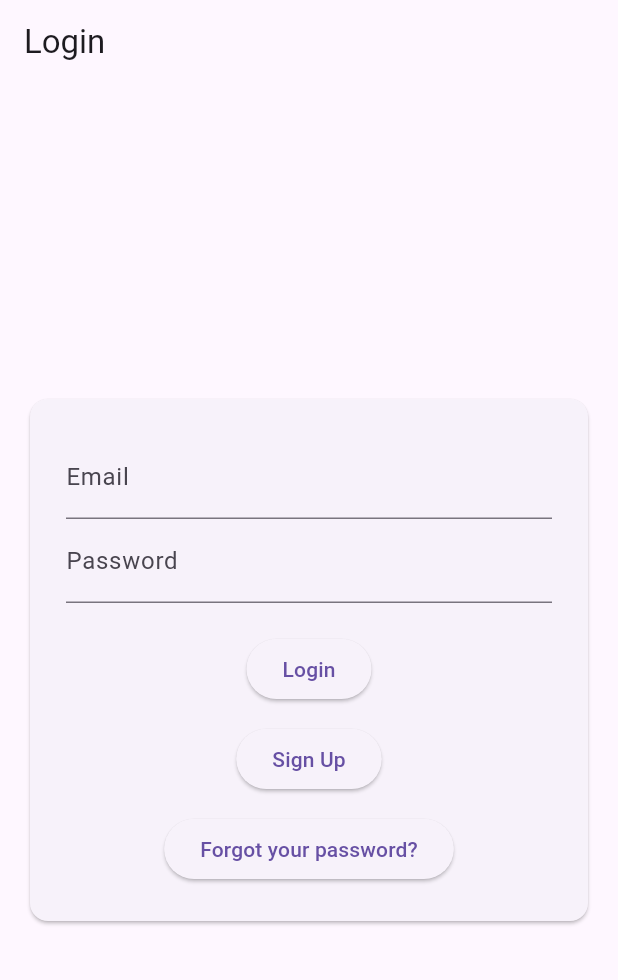
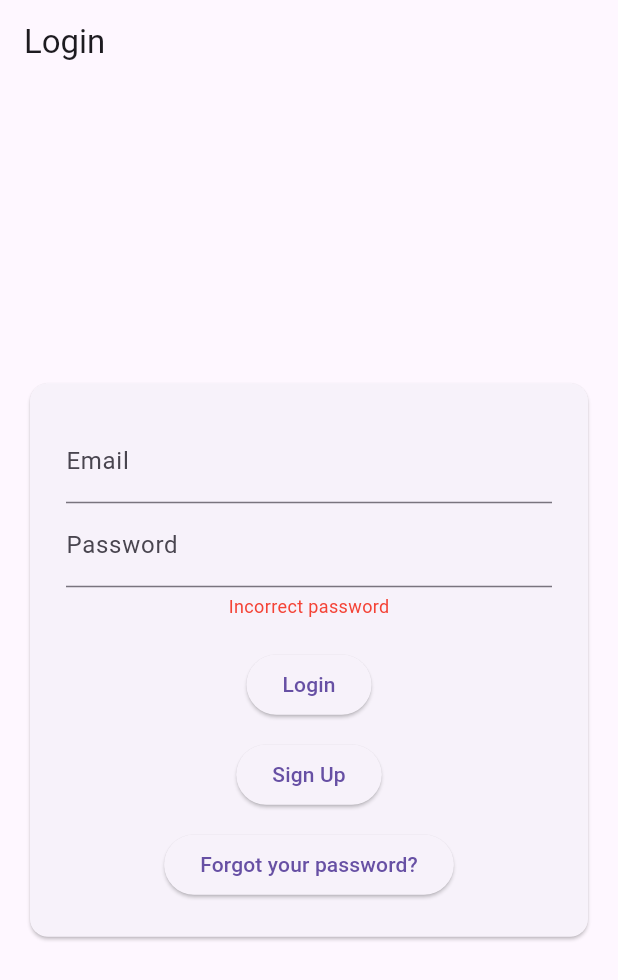
Before and after one commit to jasminepalit/served, a Flutter app: the screen it shows after launch, after a tap on "Login", on a phone screen of 412 x 824 dp. Shown: the top 980 px of the screen. Run offline on Flutter 3.47's test engine with Material 3 defaults, Android fonts, the phone set to English and light mode, and no system bars; our stand-ins replace cloud_firestore, cloud_functions, firebase_auth, firebase_core, firebase_storage, flutter_svg and 1 more; accounts and stored records are empty; network calls fail.

Commit message:
added error text below password for if the person enters the password wrong

```diff
--- a/lib/LoginPage.dart
+++ b/lib/LoginPage.dart
@@ -27,6 +27,7 @@ class LoginPage extends StatefulWidget {
 class _LoginPageState extends State<LoginPage> {
   final _emailController = TextEditingController();
   final _passwordController = TextEditingController();
+  String _errorMessage = '';
 
   @override
   Widget build(BuildContext context) {
@@ -43,7 +44,24 @@ class _LoginPageState extends State<LoginPage> {
         child: Column(
           children: [
             TextField(controller: _emailController, decoration: const InputDecoration(labelText: 'Email')),
-            TextField(controller: _passwordController, decoration: const InputDecoration(labelText: 'Password'), obscureText: true),
+            TextField(
+              controller: _passwordController,
+              decoration: const InputDecoration(labelText: 'Password'),
+              obscureText: true,
+              onChanged: (value) {
+                setState(() {
+                  _errorMessage = '';
+                });
+              },
+            ),
+            if (_errorMessage != null && _errorMessage.isNotEmpty)
+              Padding(
+                padding: const EdgeInsets.only(top: 4.0),
+                child: Text(
+                  _errorMessage,
+                  style: const TextStyle(color: Colors.red, fontSize: 12),
+                ),
+              ),
             const SizedBox(height: 20),
             ElevatedButton(
             onPressed: () async {
@@ -80,6 +98,10 @@ class _LoginPageState extends State<LoginPage> {
                 MaterialPageRoute(builder: (context) => const MainScreen()),
               );
               }
+              } else {
+                setState(() {
+                  _errorMessage = 'Incorrect password';
+                });
               }
             },
             child: const Text('Login'),
```
